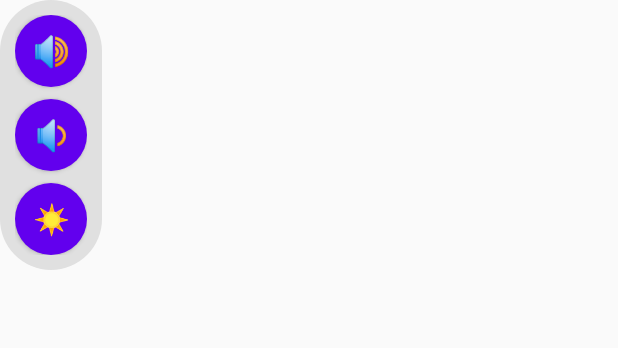
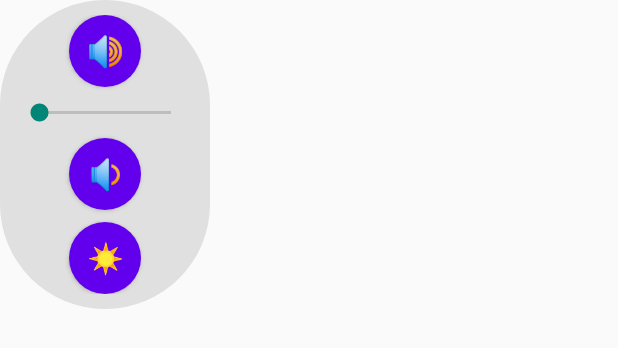
Before and after one commit to Alex16oz/Widgetku, an Android app built with Jetpack Compose: the layout floating_volume_widget.xml on its own in the app's theme, with its tools: preview values and no code run, on a phone screen of 412 x 824 dp. Shown: the top 348 px of the screen. Run offline under Robolectric (Android 15) with nearby library versions, the phone set to English and light mode, and no system bars.

Commit message:
v10 widget 2 done

```diff
--- a/app/src/main/res/layout/floating_volume_widget.xml
+++ b/app/src/main/res/layout/floating_volume_widget.xml
@@ -20,11 +20,17 @@
             android:textSize="20sp"
             android:textColor="@android:color/white" />
 
+        <SeekBar
+            android:id="@+id/volume_seekbar"
+            android:layout_width="120dp"
+            android:layout_height="wrap_content"
+            android:layout_marginTop="8dp"
+            android:layout_marginBottom="8dp" />
+
         <Button
             android:id="@+id/floating_volume_down_button"
             android:layout_width="48dp"
             android:layout_height="48dp"
-            android:layout_marginTop="8dp"
             android:background="@drawable/round_button"
             android:text="🔉"
             android:textSize="20sp"
```
Also changed, not shown: app/src/main/java/com/example/widgetku/FloatingVolumeService.kt (+27 -2 lines).
